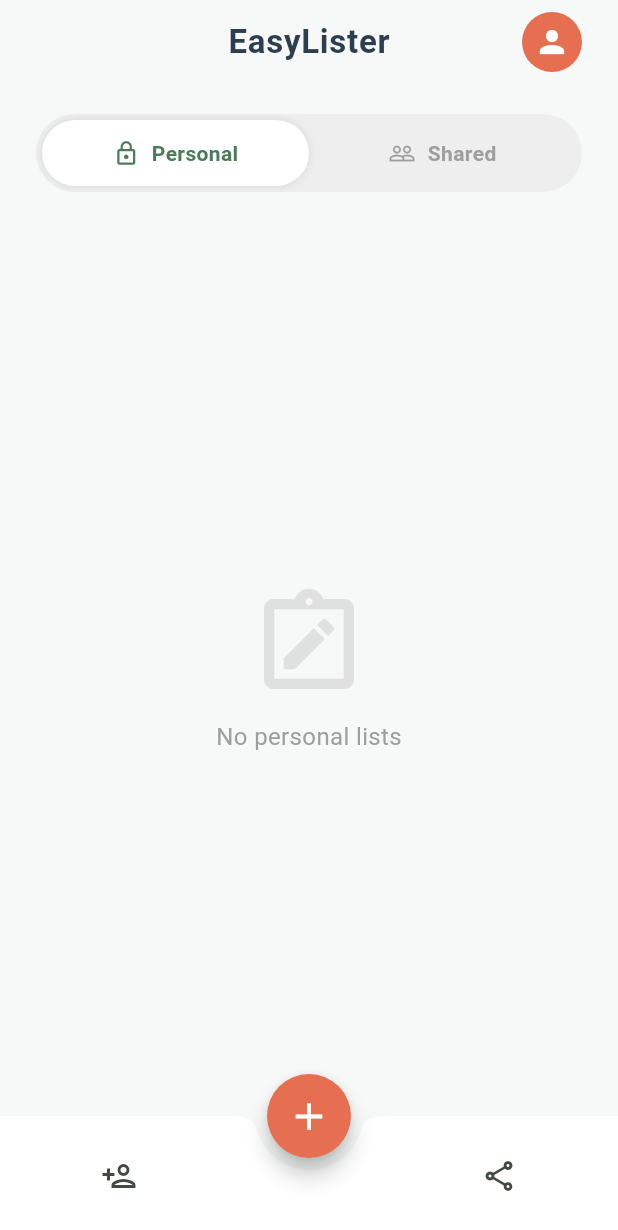
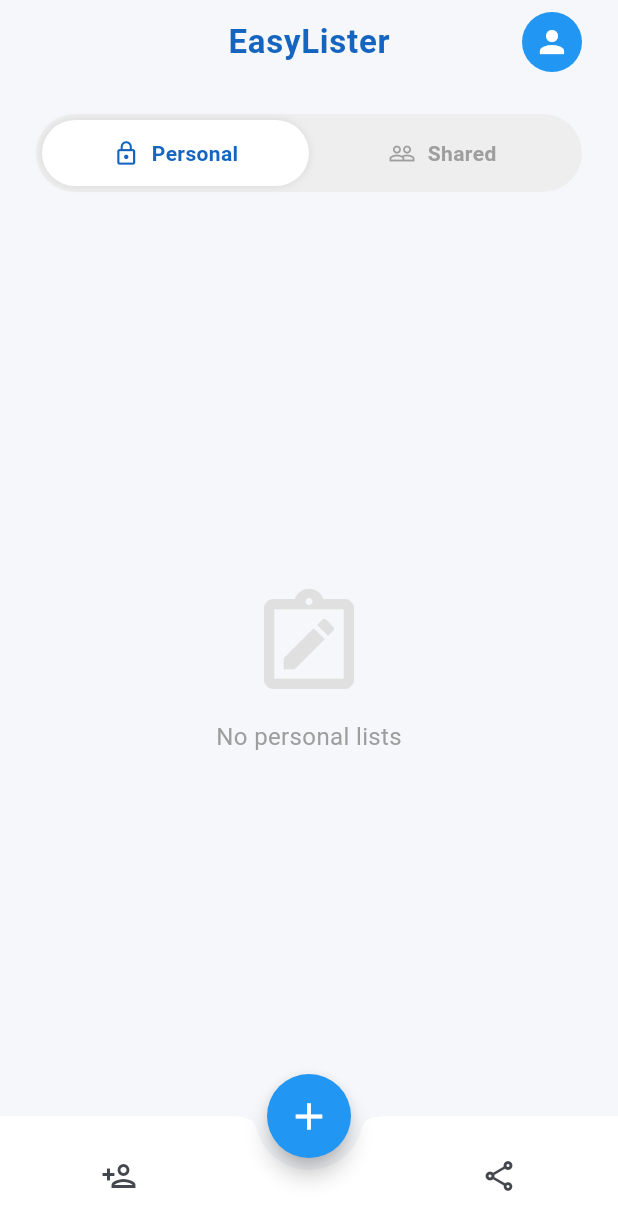
Before and after one commit to alexlucaslopes/CSEN-268-Team-6-Final-Project, a Flutter app: the screen it shows once a user with an empty profile is signed in, on a phone screen of 412 x 824 dp. Shown: the top 1230 px of the screen. Run offline on Flutter 3.47's test engine with Material 3 defaults, Android fonts, the phone set to English and light mode, and no system bars; our stand-ins replace cloud_firestore, firebase_auth, firebase_core, flutter_bloc, go_router, sensors_plus; accounts and stored records are empty.

Commit message:
Update theme.dart

```diff
--- a/easy_list/lib/app/theme.dart
+++ b/easy_list/lib/app/theme.dart
@@ -1,12 +1,12 @@
 import 'package:flutter/material.dart';
 
 class AppTheme {
-  static const Color primary = Color(0xFF4A7C59);
-  static const Color secondary = Color(0xFFE76F51);
-  static const Color background = Color(0xFFF7F9F9);
+  static const Color primary = Color(0xFF1565C0);
+  static const Color secondary = Color(0xFF2196F3);
+  static const Color background = Color(0xFFF5F7FA);
   static const Color cardColor = Colors.white;
-  static const Color textDark = Color(0xFF2C3E50);
-  static const Color textLight = Color(0xFF95A5A6);
+  static const Color textDark = Color(0xFF0D47A1);
+  static const Color textLight = Color(0xFF90A4AE);
 
   static final ThemeData lightTheme = ThemeData(
     useMaterial3: true,
@@ -23,9 +23,9 @@
       surfaceTintColor: Colors.transparent,
       centerTitle: true,
       elevation: 0,
-      iconTheme: IconThemeData(color: textDark),
+      iconTheme: IconThemeData(color: primary),
       titleTextStyle: TextStyle(
-        color: textDark,
+        color: primary,
         fontSize: 22,
         fontWeight: FontWeight.bold,
         letterSpacing: 0.5,
@@ -45,15 +45,16 @@
       ),
       focusedBorder: OutlineInputBorder(
         borderRadius: BorderRadius.circular(16),
-        borderSide: const BorderSide(color: primary, width: 2),
+        borderSide: const BorderSide(color: secondary, width: 2),
       ),
       hintStyle: const TextStyle(color: textLight),
       contentPadding: const EdgeInsets.symmetric(horizontal: 20, vertical: 16),
     ),
 
+    // Blue Buttons
     elevatedButtonTheme: ElevatedButtonThemeData(
       style: ElevatedButton.styleFrom(
-        backgroundColor: primary,
+        backgroundColor: secondary,
         foregroundColor: Colors.white,
         elevation: 0,
         shape: RoundedRectangleBorder(borderRadius: BorderRadius.circular(12)),
@@ -62,11 +63,18 @@
       ),
     ),
 
+    // Card Style
     cardTheme: CardThemeData(
       color: Colors.white,
       elevation: 4,
-      shadowColor: Colors.black.withValues(alpha: 0.1),
+      shadowColor: const Color(0xFF1565C0).withValues(alpha: 0.08),
       shape: RoundedRectangleBorder(borderRadius: BorderRadius.circular(20)),
+    ),
+
+    // Floating Action Button
+    floatingActionButtonTheme: const FloatingActionButtonThemeData(
+      backgroundColor: secondary,
+      foregroundColor: Colors.white,
     ),
   );
 }
```
